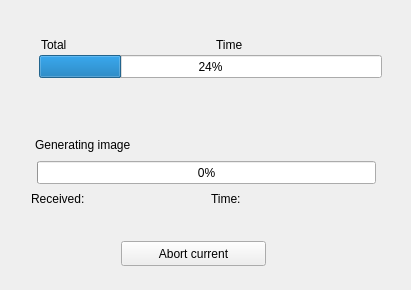
Before: the Qt Designer form import.ui in pussbb/Link-Saver, drawn with Qt 5.
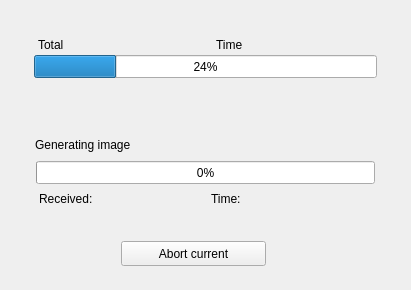
After: the same form once the commit is applied. The open tabs and pages were chosen to show the change. Icons and pictures are not drawn.

Diff of the .ui file:
```diff
--- a/import.ui
+++ b/import.ui
@@ -124,7 +124,7 @@
        <widget class="QProgressBar" name="itemsall">
         <property name="geometry">
          <rect>
-          <x>18</x>
+          <x>13</x>
           <y>24</y>
           <width>343</width>
           <height>23</height>
@@ -137,7 +137,7 @@
        <widget class="QProgressBar" name="image">
         <property name="geometry">
          <rect>
-          <x>16</x>
+          <x>15</x>
           <y>130</y>
           <width>339</width>
           <height>23</height>
@@ -163,7 +163,7 @@
        <widget class="QLabel" name="label_3">
         <property name="geometry">
          <rect>
-          <x>20</x>
+          <x>17</x>
           <y>6</y>
           <width>56</width>
           <height>15</height>
@@ -176,7 +176,7 @@
        <widget class="QLabel" name="title">
         <property name="geometry">
          <rect>
-          <x>10</x>
+          <x>16</x>
           <y>60</y>
           <width>349</width>
           <height>16</height>
@@ -202,7 +202,7 @@
        <widget class="QLabel" name="label_4">
         <property name="geometry">
          <rect>
-          <x>10</x>
+          <x>18</x>
           <y>160</y>
           <width>61</width>
           <height>16</height>
@@ -215,7 +215,7 @@
        <widget class="QLabel" name="received">
         <property name="geometry">
          <rect>
-          <x>80</x>
+          <x>95</x>
           <y>160</y>
           <width>91</width>
           <height>16</height>
```
